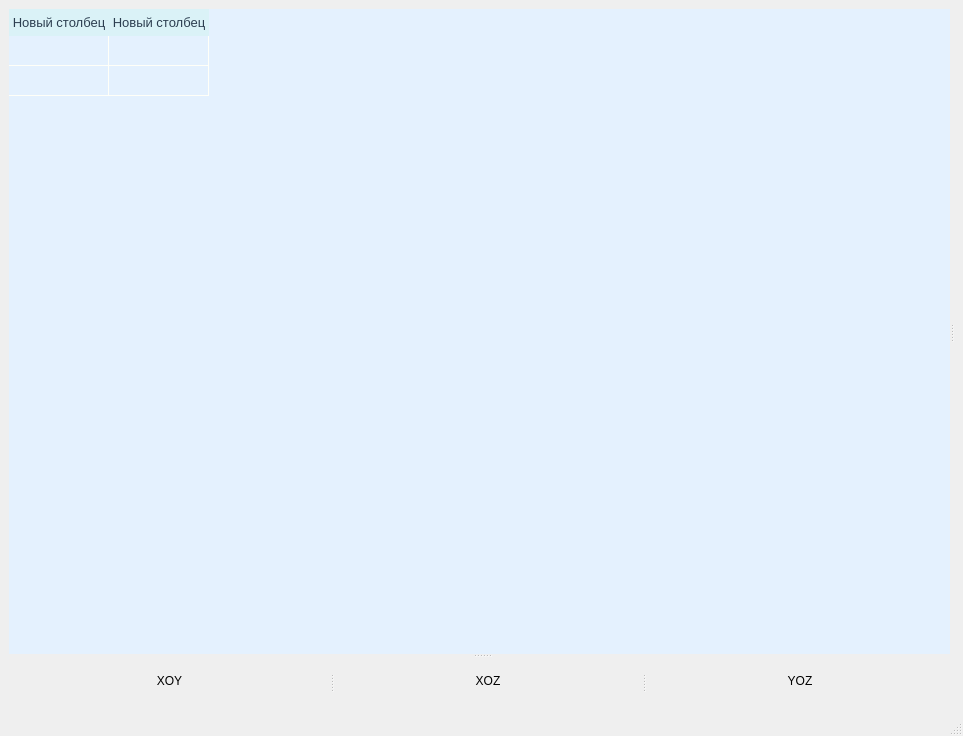
Above: SystemModeling/client/Client/mainwindow.ui from synchrophasotron28/LABS before the change. Below: the same form after it.
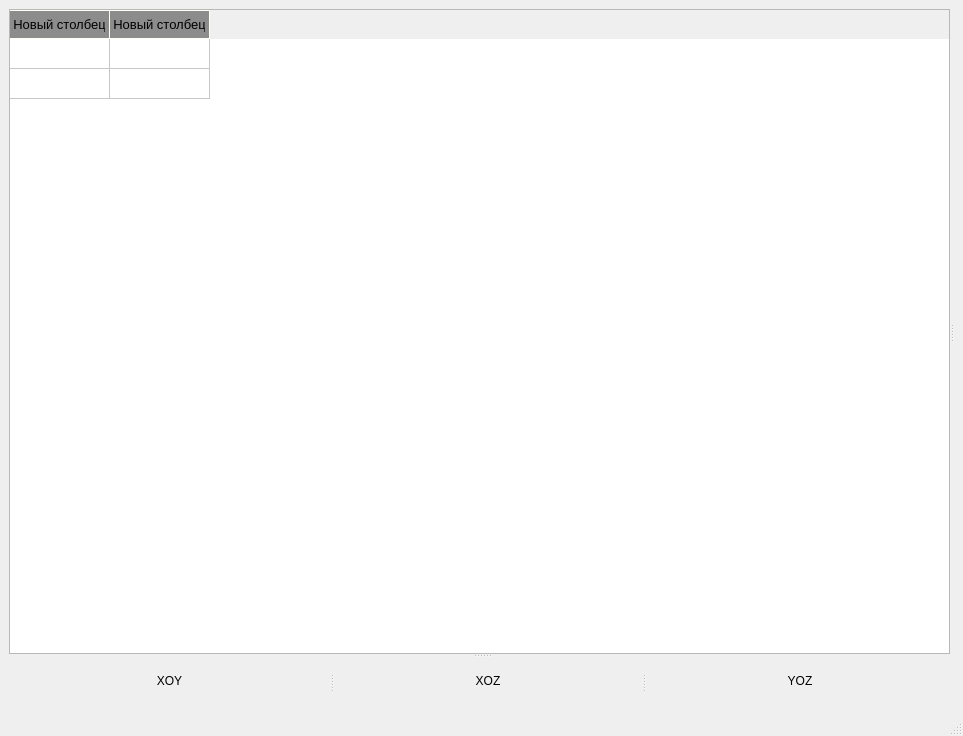
That is the form after the change.

Diff of the .ui file:
```diff
--- a/SystemModeling/client/Client/mainwindow.ui
+++ b/SystemModeling/client/Client/mainwindow.ui
@@ -32,10 +32,10 @@
          <item row="0" column="0">
           <widget class="QTableWidget" name="SpaceObjectTable">
            <property name="styleSheet">
-            <string notr="true">/*QHeaderView::section {
-    background-color: #646464;
+            <string notr="true">QHeaderView::section {
+    background-color: rgb(140, 140, 140);
     padding: 4px;
-    font-size: 14pt;
+    font-size: 10pt;
     border-style: none;
     border-bottom: 1px solid #fffff8;
     border-right: 1px solid #fffff8;
@@ -50,8 +50,10 @@
 {
     border-left: 1px solid #fffff8;
 }
-*/
-
+QTableWidget{
+       font-size: 10pt;
+}
+/*
 QHeaderView::section {
        background-color: #DAF2F7;
        padding: 4px;
@@ -70,7 +72,7 @@
 	   border: 0px solid #fffff8;
        font-size: 12pt;
 
-		/*selection-background-color:#52b3d9;*/
+	&lt;!--selection-background-color:#52b3d9--&gt;
 		selection-background-color:#a4cad9;
 		selection-color:#1f3a93;
 }
@@ -116,7 +118,7 @@
  QTreeView::item:selected:!active {
      background: qlineargradient(x1: 0, y1: 0, x2: 0, y2: 1, stop: 0 #6b9be8, stop: 1 #577fbf);
  }
-</string>
+*/</string>
            </property>
            <property name="showGrid">
             <bool>true</bool>
```
